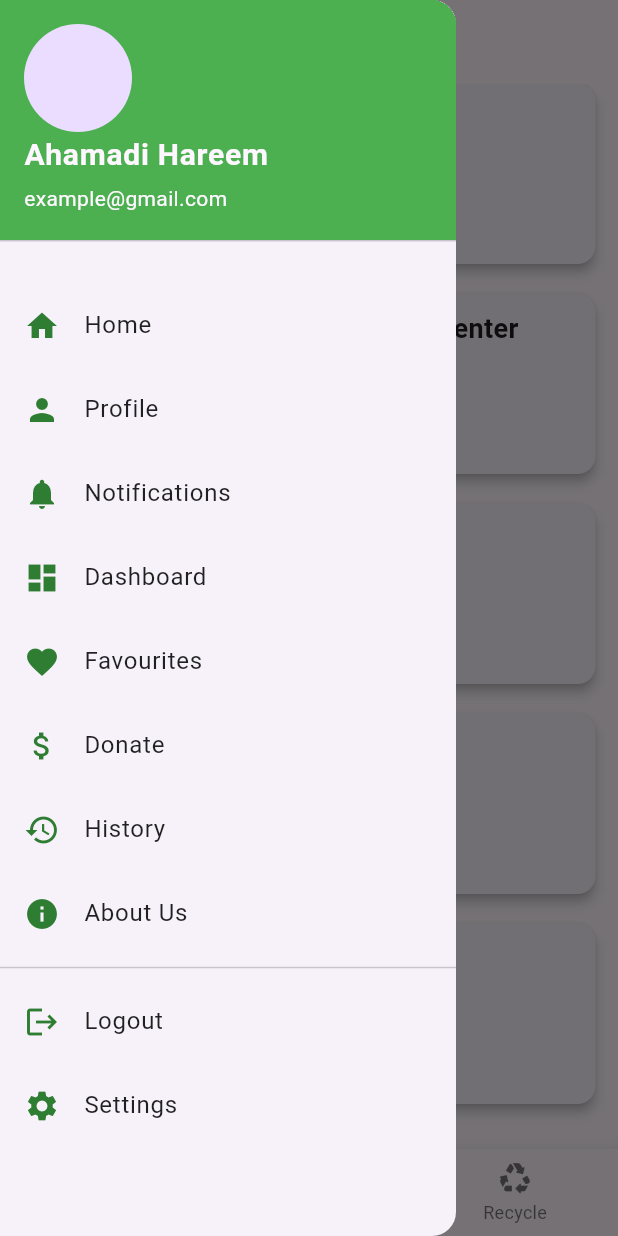
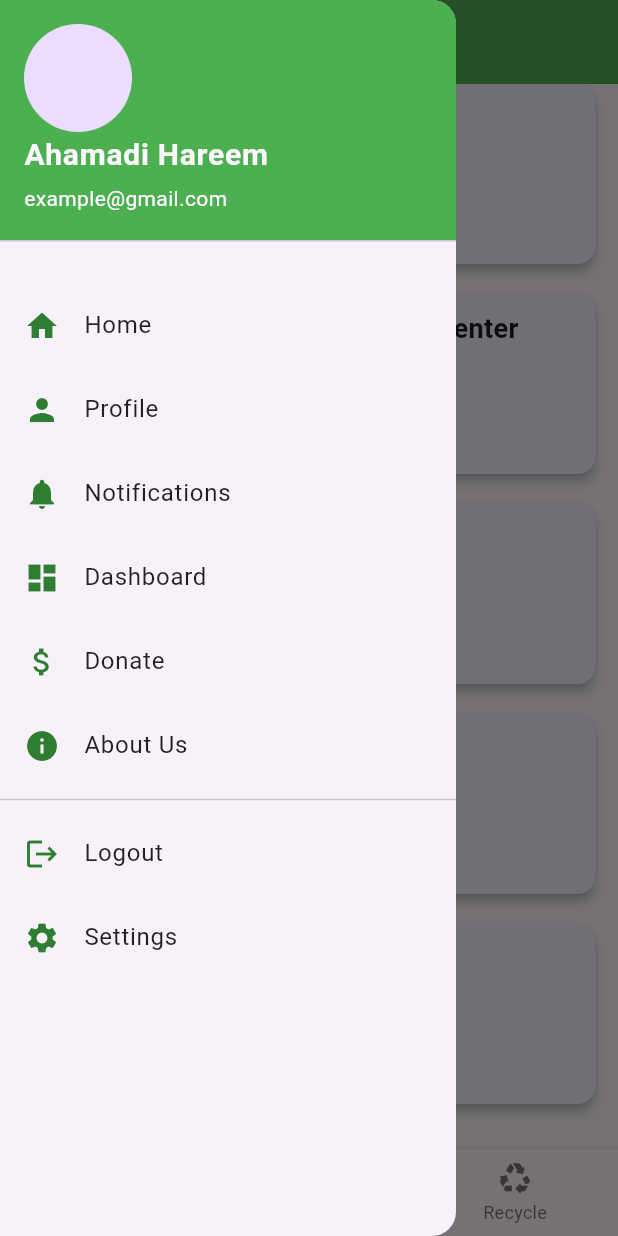
Before and after one commit to haifanazeer1/Share-the-meal, a Flutter app: the Home screen opened by its route, scrolled down 112 dp, after a tap on the "menu" icon, on a phone screen of 412 x 824 dp. Run offline on Flutter 3.47's test engine with Material 3 defaults, Android fonts, the light colour scheme and no system bars; our stand-ins replace fl_chart.

Commit message:
navigation to sidebar

```diff
--- a/lib/home.dart
+++ b/lib/home.dart
@@ -18,6 +18,7 @@ class _HomeState extends State<Home> {
   Widget build(BuildContext context) {
     return Scaffold(
       appBar: AppBar(
+        backgroundColor: Colors.green,
         title: const Center(child: Text('HOME PAGE')),
         leading: Builder(
           builder: (context) => IconButton(
--- a/lib/main.dart
+++ b/lib/main.dart
@@ -22,7 +22,7 @@ class MyApp extends StatelessWidget {
     return MaterialApp(
       title: 'Flutter Demo',
       debugShowCheckedModeBanner: false,
-      home: Home(),
+      home: SigninScreen(),
       routes: {
         '/home': (context) => const Home(),
         '/sign-in': (context) => SigninScreen(),
--- a/lib/sidebar/notification.dart
+++ b/lib/sidebar/notification.dart
@@ -27,7 +27,6 @@ class NotificationPage extends StatelessWidget {
         title: Text("Notifications"),
         backgroundColor: Colors.green[700],
       ),
-      drawer: SideNav(),
       body: ListView.builder(
         itemCount: notifications.length,
         itemBuilder: (context, index) {
--- a/lib/sidebar/side_navbar.dart
+++ b/lib/sidebar/side_navbar.dart
@@ -1,4 +1,14 @@
 import 'package:flutter/material.dart';
+import 'package:share_the_meal_app/home.dart';
+import 'package:share_the_meal_app/sidebar/favorites.dart';
+import 'package:share_the_meal_app/sidebar/settings.dart';
+import 'package:share_the_meal_app/signin.dart';
+import 'history.dart';
+import 'donation.dart';
+import 'aboutus.dart';
+import 'dash.dart';
+import 'notification.dart';
+import 'profile.dart';
 
 class SideNav extends StatelessWidget {
   const SideNav({super.key});
@@ -22,22 +32,23 @@ class SideNav extends StatelessWidget {
                   ),
             ),
 
-
             SizedBox(height: 20), // Instead of Spacer()
 
             // Main navigation items
-            _buildListTile(Icons.home, 'Home', context),
-            _buildListTile(Icons.person, 'Profile', context),
-            _buildListTile(Icons.notifications, 'Notifications', context),
-            _buildListTile(Icons.dashboard, 'Dashboard', context),
-            _buildListTile(Icons.favorite, 'Favourites', context),
-            _buildListTile(Icons.attach_money, 'Donate', context),
-            _buildListTile(Icons.history, 'History', context),
-            _buildListTile(Icons.info, 'About Us', context),
+            _buildListTile(Icons.home, 'Home', context, const Home()),
+            _buildListTile(Icons.person, 'Profile', context, ProfilePage()),
+            _buildListTile(Icons.notifications, 'Notifications', context,
+                NotificationPage()),
+            _buildListTile(
+                Icons.dashboard, 'Dashboard', context, DashBoardPage()),
+            // _buildListTile(
+            //  Icons.favorite, 'Favourites', context, FavoritesPage()),
+            _buildListTile(Icons.attach_money, 'Donate', context, DonatePage()),
+            _buildListTile(Icons.info, 'About Us', context, AboutUsPage()),
 
             Divider(),
-            _buildListTile(Icons.logout, 'Logout', context),
-            _buildListTile(Icons.settings, 'Settings', context),
+            _buildListTile(Icons.logout, 'Logout', context, SigninScreen()),
+            _buildListTile(Icons.settings, 'Settings', context, SettingsPage()),
             SizedBox(height: 12),
           ],
         ),
@@ -46,7 +57,8 @@ class SideNav extends StatelessWidget {
   }
 }
 
-Widget _buildListTile(IconData icon, String title, BuildContext context) {
+Widget _buildListTile(
+    IconData icon, String title, BuildContext context, Widget destination) {
   return ListTile(
     leading: Icon(icon, color: Colors.green.shade800),
     title: Text(
@@ -55,9 +67,10 @@ Widget _buildListTile(IconData icon, String title, BuildContext context) {
     ),
     hoverColor: Colors.green.withOpacity(0.1),
     onTap: () {
-      Navigator.pop(context);
-      ScaffoldMessenger.of(context).showSnackBar(
-        SnackBar(content: Text('$title tapped')),
+      Navigator.pop(context); // Close the drawer
+      Navigator.push(
+        context,
+        MaterialPageRoute(builder: (context) => destination),
       );
     },
   );
--- a/pubspec.yaml
+++ b/pubspec.yaml
@@ -30,7 +30,7 @@ environment:
 dependencies:
   flutter:
     sdk: flutter
-  charts_flutter: ^0.12.0
+  charts_flutter_new: ^0.12.0
 
 
   # The following adds the Cupertino Icons font to your application.
```
Also changed, not shown: lib/home1.dart (deleted, +0 -52 lines), lib/sidebar/dash.dart (+75 -77 lines), lib/sidebar/favorites.dart (added, +10 -0 lines), lib/sidebar/settings.dart (added, +10 -0 lines), pubspec.lock.
